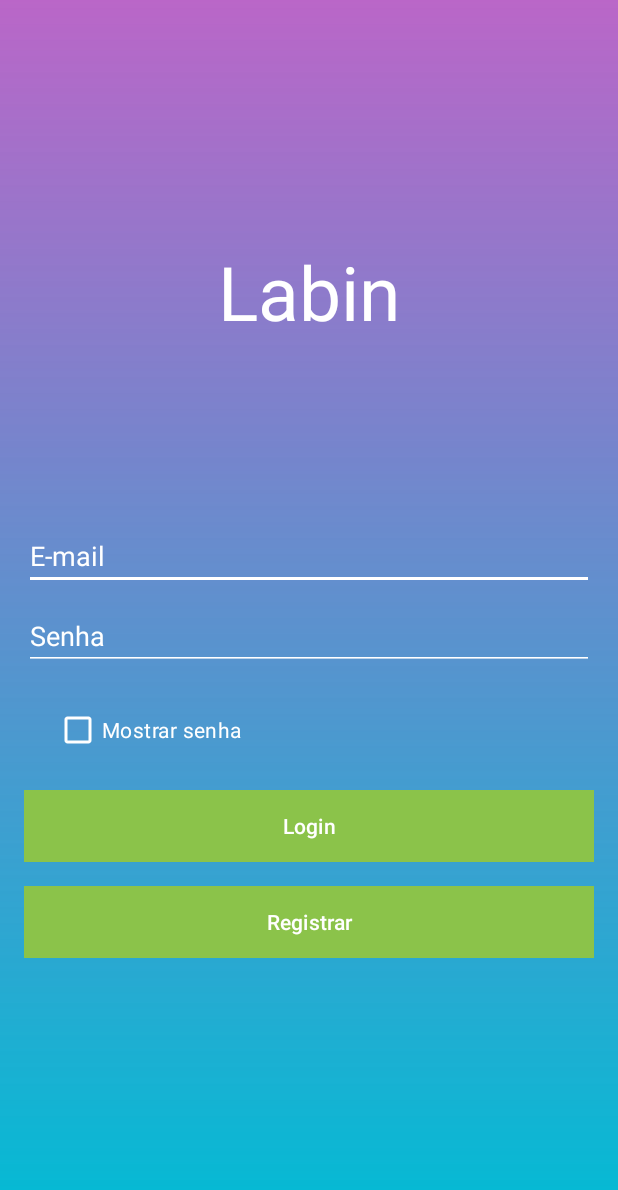
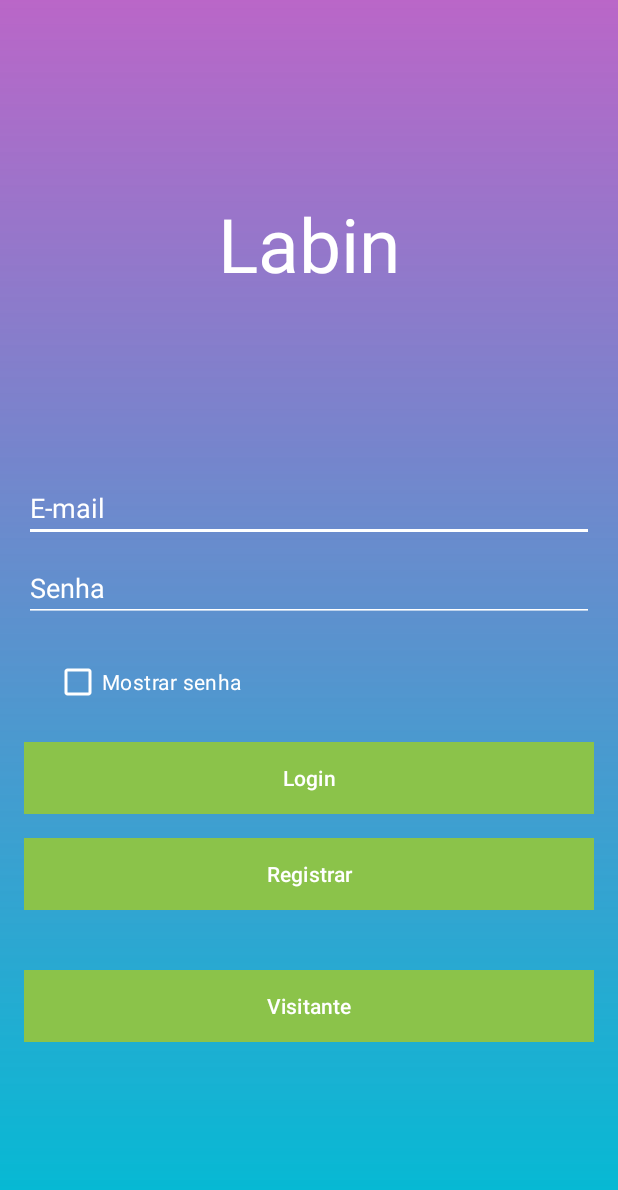
Before and after one commit to LourdesOshiroIgarashi/programacao-para-dispositivos-moveis, an Android app: the screen it shows after launch (Login), on a phone screen of 412 x 824 dp. Shown: the top 1190 px of the screen. Run offline under Robolectric (Android 15) with nearby library versions, the phone set to English and light mode, and no system bars; our stand-ins replace Firebase (no records; nobody signed in at launch, a user with empty details on screens opened directly).

Commit message:
feat(login): adicionado o perfil de visitante

```diff
--- a/app/src/main/java/com/example/labin/view/view/Login.java
+++ b/app/src/main/java/com/example/labin/view/view/Login.java
@@ -25,7 +25,7 @@ import com.google.firebase.auth.FirebaseAuth;
 public class Login extends AppCompatActivity {
 
     private EditText email, senha;
-    private Button btnLogin, btnRegistrar;
+    private Button btnLogin, btnRegistrar, visitante;
     private FirebaseAuth auth;
     private ProgressBar progressBar;
     private CheckBox checkBox;
@@ -38,11 +38,20 @@ public class Login extends AppCompatActivity {
         email = findViewById(R.id.edtEmail);
         senha = findViewById(R.id.edtSenha);
         btnLogin = findViewById(R.id.btnLogin);
+        visitante = findViewById(R.id.visitante);
         btnRegistrar = findViewById(R.id.btnRegistrar);
         progressBar = findViewById(R.id.pbLogin);
         checkBox = findViewById(R.id.cbMostrarSenha);
 
 
+        visitante.setOnClickListener(new View.OnClickListener() {
+            @Override
+            public void onClick(View v) {
+                Intent i = new Intent(getApplicationContext(), viewLabsAlunos.class);
+                startActivity(i);
+                finish();
+            }
+        });
         btnRegistrar.setOnClickListener(new View.OnClickListener() {
             @Override
             public void onClick(View v) {
--- a/app/src/main/res/layout/activity_login.xml
+++ b/app/src/main/res/layout/activity_login.xml
@@ -75,7 +75,14 @@
         style="@style/Widget.AppCompat.ProgressBar.Horizontal"
         android:layout_marginTop="8dp"/>
 
-
+    <Button
+        android:id="@+id/visitante"
+        android:layout_width="match_parent"
+        android:layout_height="wrap_content"
+        android:background="@color/white"
+        android:textColor="@color/white"
+        android:layout_marginTop="16dp"
+        android:text="Visitante" />
 
 
 </LinearLayout>
```
